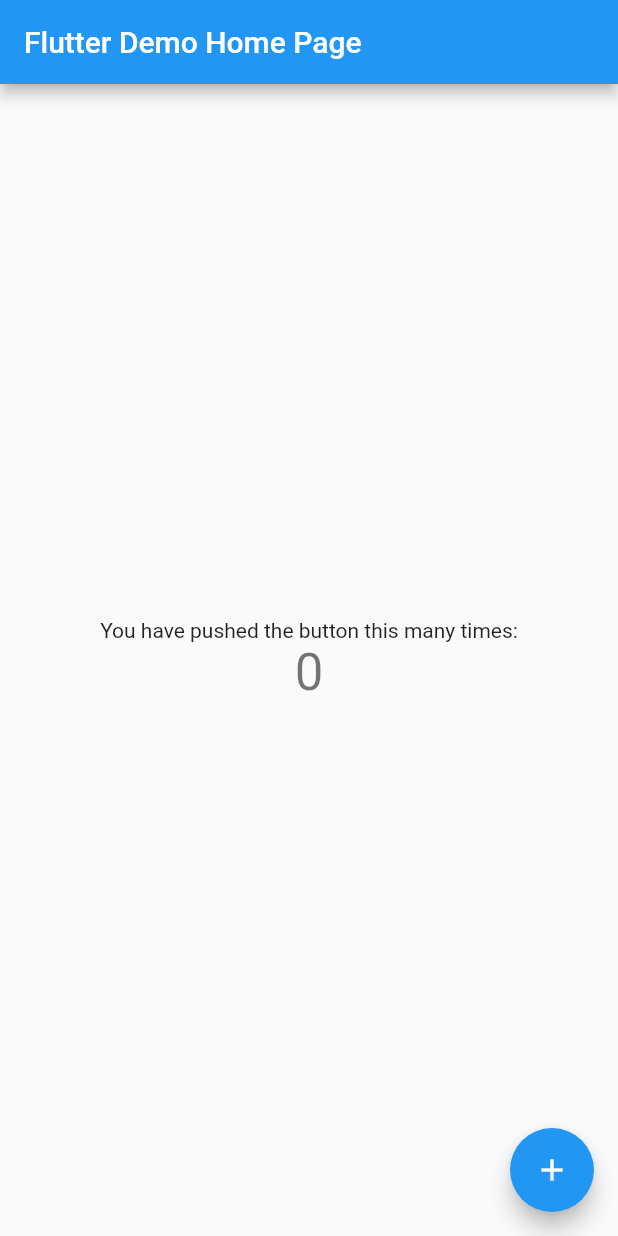
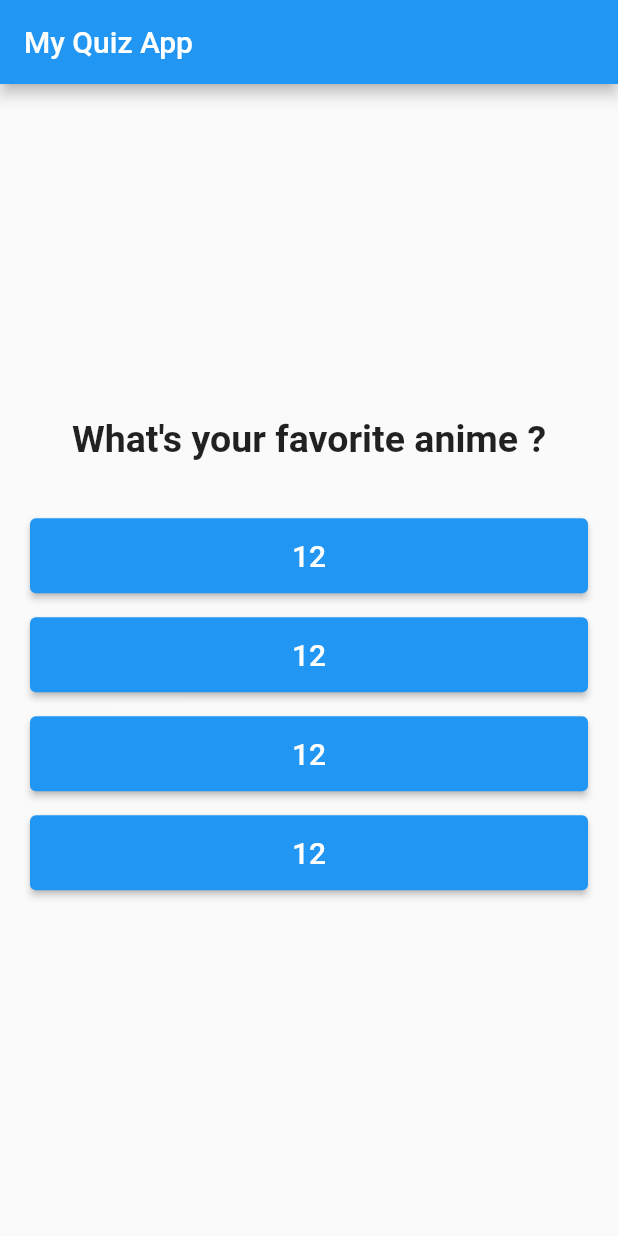
Before and after one commit to MohFahmi27/my_quiz_app, a Flutter app: the screen it shows after launch, on a phone screen of 412 x 824 dp. Run offline on Flutter 3.47's test engine with Material 2 defaults, Android fonts, the phone set to English and light mode, and no system bars.

Commit message:
add step-1 solution.

```diff
--- a/lib/main.dart
+++ b/lib/main.dart
@@ -1,115 +1,115 @@
 import 'package:flutter/material.dart';
 
-void main() {
-  runApp(const MyApp());
+void main() => runApp(const MyQuizApp());
+
+class MyQuizApp extends StatefulWidget {
+  const MyQuizApp({Key? key}) : super(key: key);
+
+  @override
+  State<StatefulWidget> createState() => MyQuizAppState();
 }
 
-class MyApp extends StatelessWidget {
-  const MyApp({Key? key}) : super(key: key);
+class MyQuizAppState extends State<MyQuizApp> {
+  var questionIndex = 0;
 
-  // This widget is the root of your application.
-  @override
-  Widget build(BuildContext context) {
-    return MaterialApp(
-      title: 'Flutter Demo',
-      theme: ThemeData(
-        // This is the theme of your application.
-        //
-        // Try running your application with "flutter run". You'll see the
-        // application has a blue toolbar. Then, without quitting the app, try
-        // changing the primarySwatch below to Colors.green and then invoke
-        // "hot reload" (press "r" in the console where you ran "flutter run",
-        // or simply save your changes to "hot reload" in a Flutter IDE).
-        // Notice that the counter didn't reset back to zero; the application
-        // is not restarted.
-        primarySwatch: Colors.blue,
-      ),
-      home: const MyHomePage(title: 'Flutter Demo Home Page'),
-    );
-  }
-}
+  var questions = [
+    "What's your favorite anime ?",
+    "What's your favorite youtuber ?",
+    "What's your favorite Animal ?",
+  ];
 
-class MyHomePage extends StatefulWidget {
-  const MyHomePage({Key? key, required this.title}) : super(key: key);
-
-  // This widget is the home page of your application. It is stateful, meaning
-  // that it has a State object (defined below) that contains fields that affect
-  // how it looks.
-
-  // This class is the configuration for the state. It holds the values (in this
-  // case the title) provided by the parent (in this case the App widget) and
-  // used by the build method of the State. Fields in a Widget subclass are
-  // always marked "final".
-
-  final String title;
-
-  @override
-  State<MyHomePage> createState() => _MyHomePageState();
-}
-
-class _MyHomePageState extends State<MyHomePage> {
-  int _counter = 0;
-
-  void _incrementCounter() {
+  void clickAnswer() {
     setState(() {
-      // This call to setState tells the Flutter framework that something has
-      // changed in this State, which causes it to rerun the build method below
-      // so that the display can reflect the updated values. If we changed
-      // _counter without calling setState(), then the build method would not be
-      // called again, and so nothing would appear to happen.
-      _counter++;
+      questionIndex += 1;
     });
   }
 
   @override
   Widget build(BuildContext context) {
-    // This method is rerun every time setState is called, for instance as done
-    // by the _incrementCounter method above.
-    //
-    // The Flutter framework has been optimized to make rerunning build methods
-    // fast, so that you can just rebuild anything that needs updating rather
-    // than having to individually change instances of widgets.
-    return Scaffold(
+    return MaterialApp(
+      home: Scaffold(
           appBar: AppBar(
-        // Here we take the value from the MyHomePage object that was created by
-        // the App.build method, and use it to set our appbar title.
-        title: Text(widget.title),
+            title: const Text("My Quiz App"),
           ),
           body: Center(
-        // Center is a layout widget. It takes a single child and positions it
-        // in the middle of the parent.
             child: Column(
-          // Column is also a layout widget. It takes a list of children and
-          // arranges them vertically. By default, it sizes itself to fit its
-          // children horizontally, and tries to be as tall as its parent.
-          //
-          // Invoke "debug painting" (press "p" in the console, choose the
-          // "Toggle Debug Paint" action from the Flutter Inspector in Android
-          // Studio, or the "Toggle Debug Paint" command in Visual Studio Code)
-          // to see the wireframe for each widget.
-          //
-          // Column has various properties to control how it sizes itself and
-          // how it positions its children. Here we use mainAxisAlignment to
-          // center the children vertically; the main axis here is the vertical
-          // axis because Columns are vertical (the cross axis would be
-          // horizontal).
               mainAxisAlignment: MainAxisAlignment.center,
-          children: <Widget>[
-            const Text(
-              'You have pushed the button this many times:',
+              children: [
+                Container(
+                  margin: const EdgeInsets.only(
+                    bottom: 30,
                   ),
-            Text(
-              '$_counter',
-              style: Theme.of(context).textTheme.headline4,
+                  child: Text(
+                    questions[questionIndex],
+                    style: const TextStyle(
+                      fontSize: 25,
+                      fontWeight: FontWeight.bold,
+                    ),
+                  ),
+                ),
+                Container(
+                  width: double.infinity,
+                  height: 50,
+                  margin:
+                      const EdgeInsets.symmetric(horizontal: 20, vertical: 8),
+                  child: ElevatedButton(
+                    onPressed: clickAnswer,
+                    child: const Text(
+                      "12",
+                      style: TextStyle(
+                        fontSize: 20,
+                      ),
+                    ),
+                  ),
+                ),
+                Container(
+                  width: double.infinity,
+                  height: 50,
+                  margin:
+                      const EdgeInsets.symmetric(horizontal: 20, vertical: 8),
+                  child: ElevatedButton(
+                    onPressed: () {},
+                    child: const Text(
+                      "12",
+                      style: TextStyle(
+                        fontSize: 20,
+                      ),
+                    ),
+                  ),
+                ),
+                Container(
+                  width: double.infinity,
+                  height: 50,
+                  margin:
+                      const EdgeInsets.symmetric(horizontal: 20, vertical: 8),
+                  child: ElevatedButton(
+                    onPressed: () {},
+                    child: const Text(
+                      "12",
+                      style: TextStyle(
+                        fontSize: 20,
+                      ),
+                    ),
+                  ),
+                ),
+                Container(
+                  width: double.infinity,
+                  height: 50,
+                  margin:
+                      const EdgeInsets.symmetric(horizontal: 20, vertical: 8),
+                  child: ElevatedButton(
+                    onPressed: () {},
+                    child: const Text(
+                      "12",
+                      style: TextStyle(
+                        fontSize: 20,
+                      ),
+                    ),
+                  ),
                 ),
               ],
             ),
-      ),
-      floatingActionButton: FloatingActionButton(
-        onPressed: _incrementCounter,
-        tooltip: 'Increment',
-        child: const Icon(Icons.add),
-      ), // This trailing comma makes auto-formatting nicer for build methods.
+          )),
     );
   }
 }
```
Also changed, not shown: 1 other file. Lines whose indentation alone changed are shown as unchanged.
